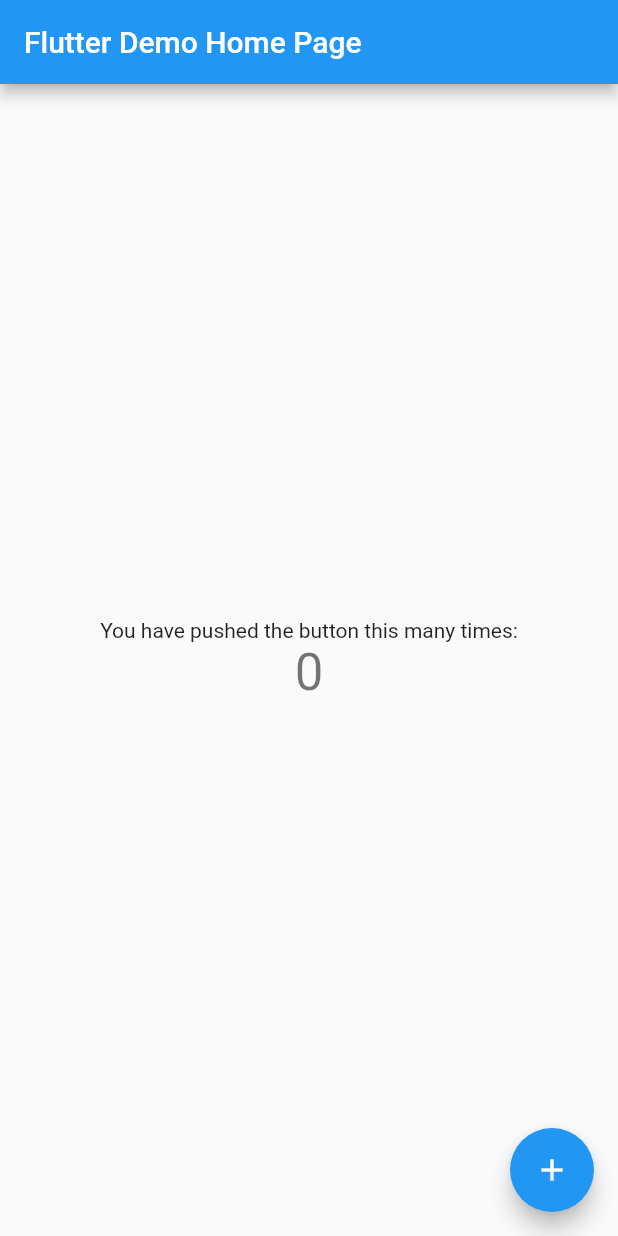
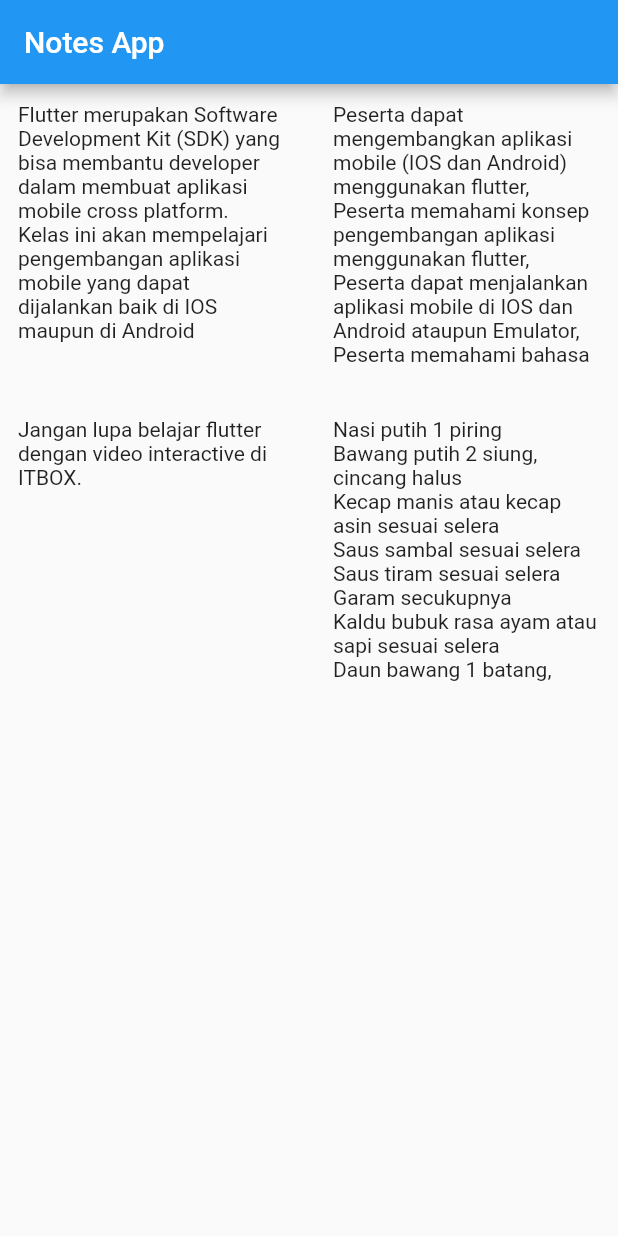
Before and after one commit to amzesmoro/learning-with-itbox, a Flutter app: the screen it shows after launch, on a phone screen of 412 x 824 dp. Run offline on Flutter 3.47's test engine with Material 2 defaults, Android fonts, the phone set to English and light mode, and no system bars.

Commit message:
add home screen, models, and dummy data

```diff
--- a/menengah/notes_app/lib/main.dart
+++ b/menengah/notes_app/lib/main.dart
@@ -1,113 +1,15 @@
 import 'package:flutter/material.dart';
+import 'package:notes_app/screens/home_screen.dart';
 
 void main() {
   runApp(MyApp());
 }
 
 class MyApp extends StatelessWidget {
-  // This widget is the root of your application.
   @override
   Widget build(BuildContext context) {
     return MaterialApp(
-      title: 'Flutter Demo',
-      theme: ThemeData(
-        // This is the theme of your application.
-        //
-        // Try running your application with "flutter run". You'll see the
-        // application has a blue toolbar. Then, without quitting the app, try
-        // changing the primarySwatch below to Colors.green and then invoke
-        // "hot reload" (press "r" in the console where you ran "flutter run",
-        // or simply save your changes to "hot reload" in a Flutter IDE).
-        // Notice that the counter didn't reset back to zero; the application
-        // is not restarted.
-        primarySwatch: Colors.blue,
-      ),
-      home: MyHomePage(title: 'Flutter Demo Home Page'),
+      home: HomeScreen(),
     );
   }
 }
-
-class MyHomePage extends StatefulWidget {
-  MyHomePage({Key? key, required this.title}) : super(key: key);
-
-  // This widget is the home page of your application. It is stateful, meaning
-  // that it has a State object (defined below) that contains fields that affect
-  // how it looks.
-
-  // This class is the configuration for the state. It holds the values (in this
-  // case the title) provided by the parent (in this case the App widget) and
-  // used by the build method of the State. Fields in a Widget subclass are
-  // always marked "final".
-
-  final String title;
-
-  @override
-  _MyHomePageState createState() => _MyHomePageState();
-}
-
-class _MyHomePageState extends State<MyHomePage> {
-  int _counter = 0;
-
-  void _incrementCounter() {
-    setState(() {
-      // This call to setState tells the Flutter framework that something has
-      // changed in this State, which causes it to rerun the build method below
-      // so that the display can reflect the updated values. If we changed
-      // _counter without calling setState(), then the build method would not be
-      // called again, and so nothing would appear to happen.
-      _counter++;
-    });
-  }
-
-  @override
-  Widget build(BuildContext context) {
-    // This method is rerun every time setState is called, for instance as done
-    // by the _incrementCounter method above.
-    //
-    // The Flutter framework has been optimized to make rerunning build methods
-    // fast, so that you can just rebuild anything that needs updating rather
-    // than having to individually change instances of widgets.
-    return Scaffold(
-      appBar: AppBar(
-        // Here we take the value from the MyHomePage object that was created by
-        // the App.build method, and use it to set our appbar title.
-        title: Text(widget.title),
-      ),
-      body: Center(
-        // Center is a layout widget. It takes a single child and positions it
-        // in the middle of the parent.
-        child: Column(
-          // Column is also a layout widget. It takes a list of children and
-          // arranges them vertically. By default, it sizes itself to fit its
-          // children horizontally, and tries to be as tall as its parent.
-          //
-          // Invoke "debug painting" (press "p" in the console, choose the
-          // "Toggle Debug Paint" action from the Flutter Inspector in Android
-          // Studio, or the "Toggle Debug Paint" command in Visual Studio Code)
-          // to see the wireframe for each widget.
-          //
-          // Column has various properties to control how it sizes itself and
-          // how it positions its children. Here we use mainAxisAlignment to
-          // center the children vertically; the main axis here is the vertical
-          // axis because Columns are vertical (the cross axis would be
-          // horizontal).
-          mainAxisAlignment: MainAxisAlignment.center,
-          children: <Widget>[
-            Text(
-              'You have pushed the button this many times:',
-            ),
-            Text(
-              '$_counter',
-              style: Theme.of(context).textTheme.headline4,
-            ),
-          ],
-        ),
-      ),
-      floatingActionButton: FloatingActionButton(
-        onPressed: _incrementCounter,
-        tooltip: 'Increment',
-        child: Icon(Icons.add),
-      ), // This trailing comma makes auto-formatting nicer for build methods.
-    );
-  }
-}
--- /dev/null
+++ b/menengah/notes_app/lib/models/note.dart
@@ -0,0 +1,19 @@
+import 'package:flutter/cupertino.dart';
+
+class Note {
+  final String id;
+  final String title;
+  final String note;
+  final DateTime updatedAt;
+  final DateTime createdAt;
+  bool isPinned;
+
+  Note({
+    @required this.id,
+    @required this.title,
+    @required this.note,
+    @required this.updatedAt,
+    @required this.createdAt,
+    this.isPinned = false,
+  });
+}
--- /dev/null
+++ b/menengah/notes_app/lib/screens/home_screen.dart
@@ -0,0 +1,64 @@
+import 'package:flutter/material.dart';
+import 'package:notes_app/models/note.dart';
+
+class HomeScreen extends StatefulWidget {
+  @override
+  _HomeScreenState createState() => _HomeScreenState();
+}
+
+class _HomeScreenState extends State<HomeScreen> {
+  List<Note> _listNote = [
+    Note(
+      id: 'N1',
+      title: 'Catatan Materi Flutter',
+      note:
+          'Flutter merupakan Software Development Kit (SDK) yang bisa membantu developer dalam membuat aplikasi mobile cross platform. Kelas ini akan mempelajari pengembangan aplikasi mobile yang dapat dijalankan baik di IOS maupun di Android',
+      updatedAt: DateTime.parse('2021-05-19 20:33:33'),
+      createdAt: DateTime.parse('2021-05-19 20:33:33'),
+    ),
+    Note(
+      id: 'N2',
+      title: 'Target Pembelajaran Flutter',
+      note:
+          'Peserta dapat mengembangkan aplikasi mobile (IOS dan Android) menggunakan flutter,\nPeserta memahami konsep pengembangan aplikasi menggunakan flutter,\nPeserta dapat menjalankan aplikasi mobile di IOS dan Android ataupun Emulator,\nPeserta memahami bahasa pemrograman Dart,\nPeserta dapat mendevelop aplikasi mobile menggunakan flutter dan dart dari dasar secara berurutan.',
+      updatedAt: DateTime.parse('2021-05-20 20:53:33'),
+      createdAt: DateTime.parse('2021-05-20 20:53:33'),
+    ),
+    Note(
+      id: 'N3',
+      title: 'Belajar Flutter di ITBOX',
+      note: 'Jangan lupa belajar flutter dengan video interactive di ITBOX.',
+      updatedAt: DateTime.parse('2021-05-20 21:22:33'),
+      createdAt: DateTime.parse('2021-05-20 21:22:33'),
+    ),
+    Note(
+      id: 'N4',
+      title: 'Resep nasi goreng',
+      note:
+          'Nasi putih 1 piring\nBawang putih 2 siung, cincang halus\nKecap manis atau kecap asin sesuai selera\nSaus sambal sesuai selera\nSaus tiram sesuai selera\nGaram secukupnya\nKaldu bubuk rasa ayam atau sapi sesuai selera\nDaun bawang 1 batang, cincang halus\nTelur ayam 1 butir\nSosis ayam 1 buah, iris tipis\nMargarin atau minyak goreng 3 sdm.',
+      updatedAt: DateTime.parse('2021-05-20 21:51:33'),
+      createdAt: DateTime.parse('2021-05-20 21:51:33'),
+    ),
+  ];
+
+  @override
+  Widget build(BuildContext context) {
+    return Scaffold(
+      appBar: AppBar(
+        title: Text('Notes App'),
+      ),
+      body: GridView.builder(
+        itemCount: _listNote.length,
+        itemBuilder: (ctx, index) => Container(
+          child: Text(_listNote[index].note),
+          padding: EdgeInsets.all(12),
+        ),
+        gridDelegate:  SliverGridDelegateWithFixedCrossAxisCount(
+          crossAxisCount: 2,
+          crossAxisSpacing: 8,
+          mainAxisSpacing: 8,
+        ),
+      ),
+    );
+  }
+}
--- a/menengah/notes_app/pubspec.yaml
+++ b/menengah/notes_app/pubspec.yaml
@@ -18,7 +18,7 @@ publish_to: 'none' # Remove this line if you wish to publish to pub.dev
 version: 1.0.0+1
 
 environment:
-  sdk: ">=2.12.0 <3.0.0"
+  sdk: ">=2.11.0 <3.0.0"
 
 dependencies:
   flutter:
```
